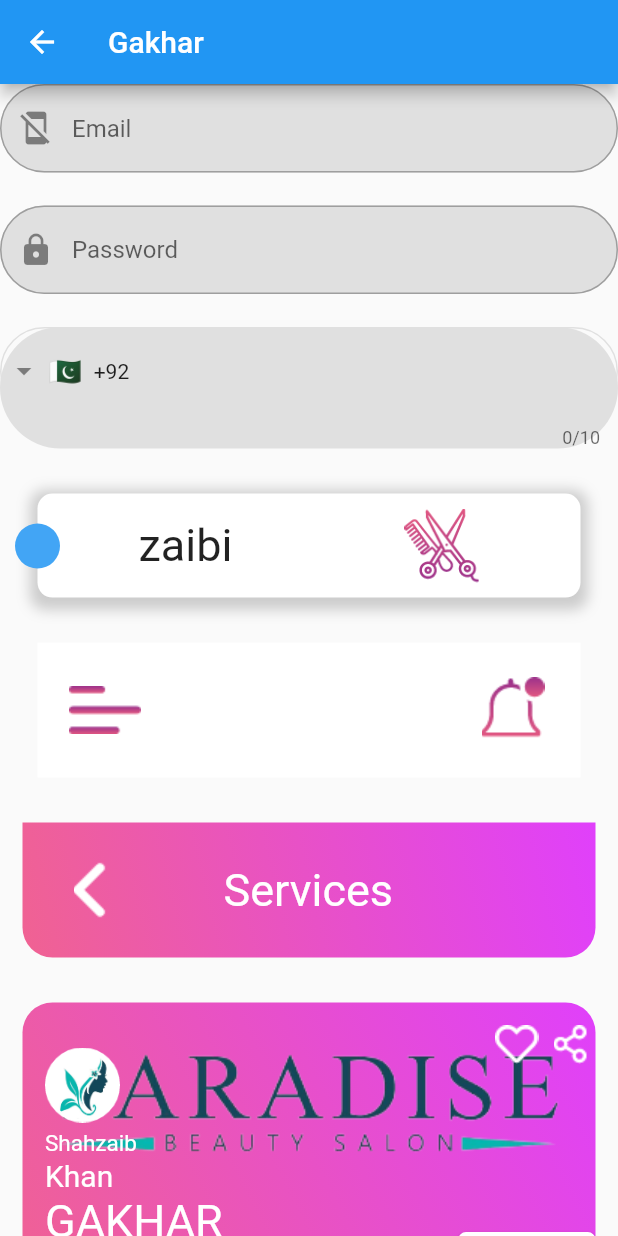
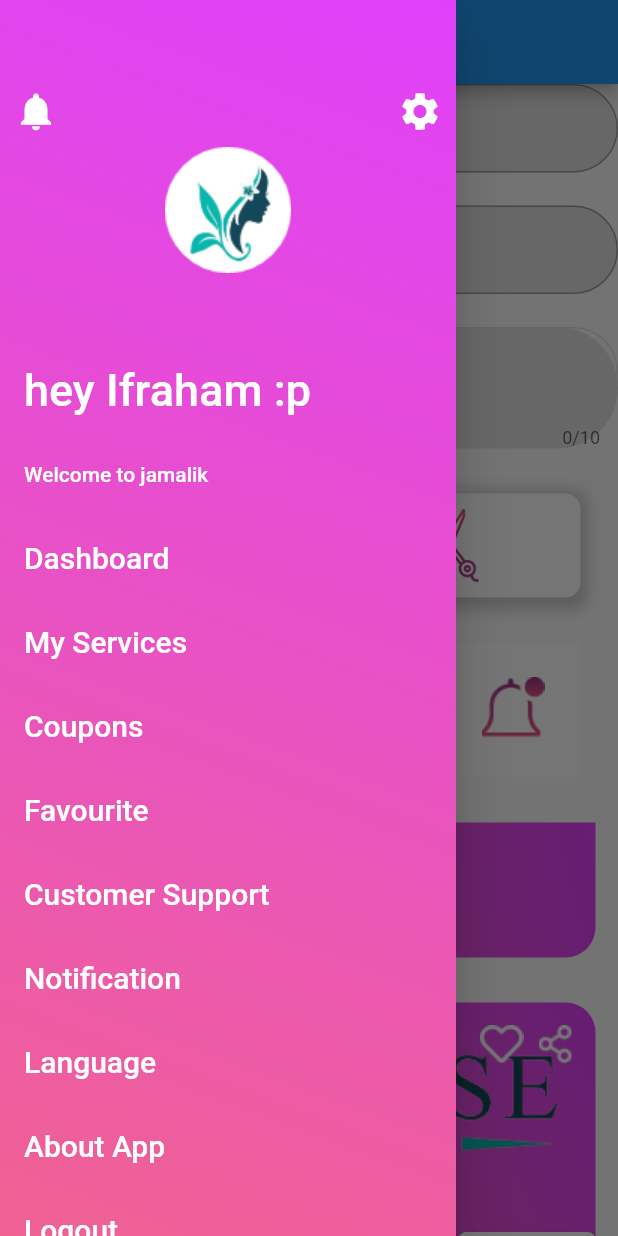
Before and after one commit to zeeshan112233/jamalik, a Flutter app: the Gakhar screen opened directly, with the side drawer open (before the commit the screen has no drawer), on a phone screen of 412 x 824 dp. Run offline on Flutter 3.47's test engine with Material 2 defaults, Android fonts, the phone set to English and light mode, and no system bars; drawn by our look-alikes of intl_phone_field; our stand-ins replace pin_code_text_field.

Commit message:
before integration

```diff
--- a/lib/Ui/Gakhar.dart
+++ b/lib/Ui/Gakhar.dart
@@ -6,6 +6,7 @@ import 'package:jamalik/widgets/companycard.dart';
 import 'package:jamalik/widgets/dotcard.dart';
 import 'package:jamalik/widgets/header_pink.dart';
 import 'package:jamalik/widgets/header_white.dart';
+import 'package:jamalik/widgets/NavDrawer.dart';
 
 //New Class
 class Gakhar extends StatefulWidget {
@@ -26,6 +27,10 @@ class _GakharState extends State<Gakhar> {
   @override
   Widget build(BuildContext context) {
     return Scaffold(
+      drawer: NavDrawer(
+        dp: "images/logo.png",
+        name: "Ifraham :p",
+      ),
       appBar: AppBar(
         title: Text("Gakhar"),
       ),
--- /dev/null
+++ b/lib/widgets/NavDrawer.dart
@@ -0,0 +1,204 @@
+import 'package:flutter/material.dart';
+import 'package:jamalik/Ui/aboutapp.dart';
+import 'package:jamalik/Ui/coupen.dart';
+import 'package:jamalik/Ui/customersupport.dart';
+import 'package:jamalik/Ui/dashboard.dart';
+import 'package:jamalik/Ui/favourite.dart';
+import 'package:jamalik/Ui/language.dart';
+import 'package:jamalik/Ui/logout.dart';
+import 'package:jamalik/Ui/myservice.dart';
+import 'package:jamalik/Ui/notification.dart';
+
+class NavDrawer extends StatelessWidget {
+  NavDrawer({
+    this.dp,
+    this.name,
+  });
+  final String dp;
+  final String name;
+
+  @override
+  Widget build(BuildContext context) {
+    return Drawer(
+      child: Container(
+        padding: const EdgeInsets.only(top: 50.0),
+        decoration: BoxDecoration(
+          gradient: LinearGradient(
+              begin: Alignment.topRight,
+              end: Alignment.bottomLeft,
+              colors: [Colors.purpleAccent, Colors.pink.shade300]),
+        ),
+        child: ListView(
+          padding: EdgeInsets.zero,
+          children: <Widget>[
+            Column(
+              children: [
+                Row(
+                  mainAxisAlignment: MainAxisAlignment.spaceBetween,
+                  children: [
+                    new IconButton(
+                      icon: new Icon(Icons.notifications),
+                      color: Colors.white,
+                      iconSize: 30,
+                      onPressed: () => print("bell icon tapped"),
+                    ),
+                    IconButton(
+                      icon: new Icon(Icons.settings),
+                      color: Colors.white,
+                      iconSize: 30,
+                      onPressed: () => print("setting icon tapped"),
+                    ),
+                  ],
+                ),
+                Column(
+                  children: [Image.asset(dp)],
+                ),
+                SizedBox(height: 50.0),
+                ListTile(
+                  title: Text(
+                    'hey $name',
+                    style: TextStyle(color: Colors.white, fontSize: 30),
+                  ),
+                  onTap: () => {},
+                ),
+                ListTile(
+                  title: Text(
+                    'Welcome to jamalik',
+                    style: TextStyle(color: Colors.white),
+                  ),
+                  onTap: () => {Navigator.of(context).pop()},
+                ),
+                ListTile(
+                  title: Text(
+                    'Dashboard',
+                    style: TextStyle(color: Colors.white, fontSize: 20),
+                  ),
+                  onTap: () => {
+                    Navigator.push(
+                      context,
+                      MaterialPageRoute(
+                        builder: (context) => dashboard(),
+                      ),
+                    )
+                  },
+                ),
+                ListTile(
+                  title: Text(
+                    'My Services',
+                    style: TextStyle(color: Colors.white, fontSize: 20),
+                  ),
+                  onTap: () => {
+                    Navigator.push(
+                      context,
+                      MaterialPageRoute(
+                        builder: (context) => myservice(),
+                      ),
+                    )
+                  },
+                ),
+                ListTile(
+                  title: Text(
+                    'Coupons',
+                    style: TextStyle(color: Colors.white, fontSize: 20),
+                  ),
+                  onTap: () => {
+                    Navigator.push(
+                      context,
+                      MaterialPageRoute(
+                        builder: (context) => coupen(),
+                      ),
+                    )
+                  },
+                ),
+                ListTile(
+                  title: Text(
+                    'Favourite',
+                    style: TextStyle(color: Colors.white, fontSize: 20),
+                  ),
+                  onTap: () => {
+                    Navigator.push(
+                      context,
+                      MaterialPageRoute(
+                        builder: (context) => favourite(),
+                      ),
+                    )
+                  },
+                ),
+                ListTile(
+                  title: Text(
+                    'Customer Support',
+                    style: TextStyle(color: Colors.white, fontSize: 20),
+                  ),
+                  onTap: () => {
+                    Navigator.push(
+                      context,
+                      MaterialPageRoute(
+                        builder: (context) => customersupport(),
+                      ),
+                    )
+                  },
+                ),
+                ListTile(
+                  title: Text(
+                    'Notification',
+                    style: TextStyle(color: Colors.white, fontSize: 20),
+                  ),
+                  onTap: () => {
+                    Navigator.push(
+                      context,
+                      MaterialPageRoute(
+                        builder: (context) => notification(),
+                      ),
+                    )
+                  },
+                ),
+                ListTile(
+                  title: Text(
+                    'Language',
+                    style: TextStyle(color: Colors.white, fontSize: 20),
+                  ),
+                  onTap: () => {
+                    Navigator.push(
+                      context,
+                      MaterialPageRoute(
+                        builder: (context) => language(),
+                      ),
+                    )
+                  },
+                ),
+                ListTile(
+                  title: Text(
+                    'About App',
+                    style: TextStyle(color: Colors.white, fontSize: 20),
+                  ),
+                  onTap: () => {
+                    Navigator.push(
+                      context,
+                      MaterialPageRoute(
+                        builder: (context) => aboutapp(),
+                      ),
+                    )
+                  },
+                ),
+                ListTile(
+                  title: Text(
+                    'Logout',
+                    style: TextStyle(color: Colors.white, fontSize: 20),
+                  ),
+                  onTap: () => {
+                    Navigator.push(
+                      context,
+                      MaterialPageRoute(
+                        builder: (context) => logout(),
+                      ),
+                    )
+                  },
+                ),
+              ],
+            )
+          ],
+        ),
+      ),
+    );
+  }
+}
--- a/lib/widgets/companycard.dart
+++ b/lib/widgets/companycard.dart
@@ -115,17 +115,23 @@ class companycard extends StatelessWidget {
         ),
       ),
       Positioned(
-        left: 320,
+        right: 20,
         top: 35,
         child: new Container(
           margin: EdgeInsets.all(10.0),
           child: new Row(children: [
-            new Image.asset(
-              heartimage,
+            GestureDetector(
+              onTap: () => print("heart tapped"),
+              child: new Image.asset(
+                heartimage,
+              ),
             ),
             SizedBox(width: 10),
-            new Image.asset(
-              shareimage,
+            GestureDetector(
+              onTap: () => print("share tapped"),
+              child: new Image.asset(
+                shareimage,
+              ),
             ),
           ]),
         ),
```
Also changed, not shown: lib/Ui/aboutapp.dart (added, +19 -0 lines), lib/Ui/coupen.dart (added, +19 -0 lines), lib/Ui/customersupport.dart (added, +19 -0 lines), lib/Ui/dashboard.dart (added, +19 -0 lines), lib/Ui/favourite.dart (added, +19 -0 lines), lib/Ui/language.dart (added, +19 -0 lines), lib/Ui/logout.dart (added, +20 -0 lines), lib/Ui/myservice.dart (added, +19 -0 lines), lib/Ui/notification.dart (added, +19 -0 lines).
